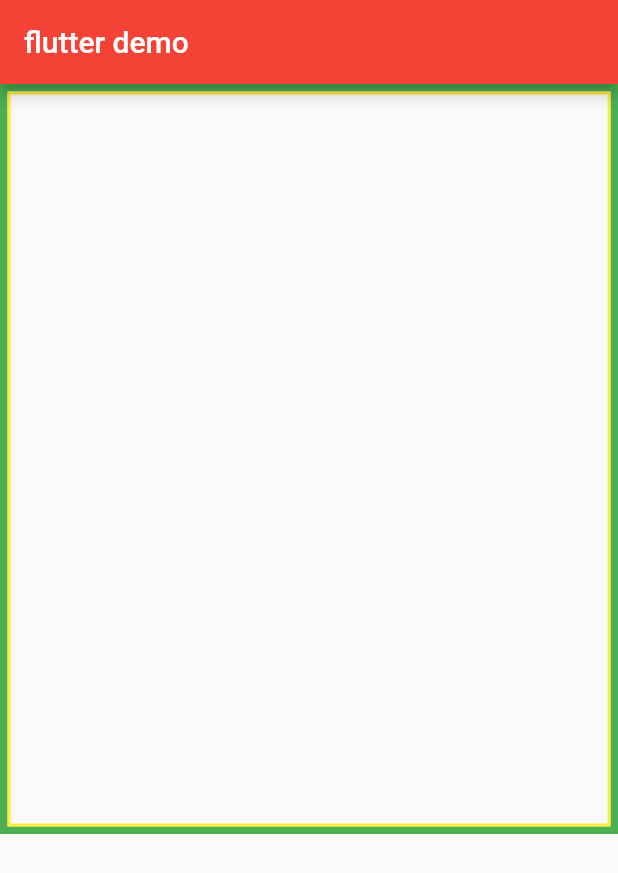
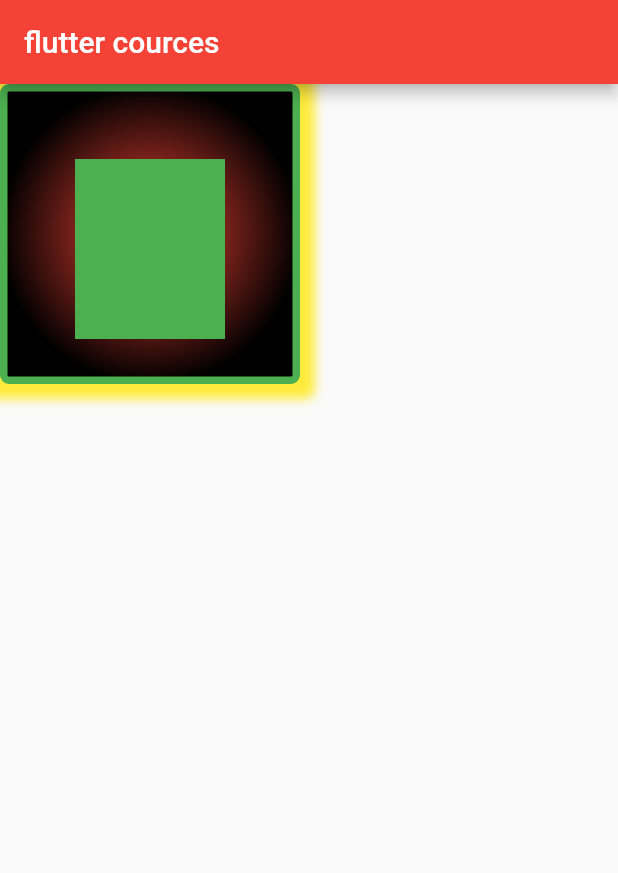
Before and after one commit to xuliwennew/flutter-on-cource, a Flutter app: the screen it shows after launch, on a phone screen of 412 x 824 dp. Shown: the top 873 px of the screen. Run offline on Flutter 3.47's test engine with Material 2 defaults, Android fonts, the phone set to English and light mode, and no system bars.

Commit message:
container

```diff
--- a/lib/main.dart
+++ b/lib/main.dart
@@ -1,41 +1,12 @@
 import 'package:flutter/material.dart';
+import 'pages/home.dart';
 
-//runApp flutter 运行组件 widget class
-// flutter 组件化开发模式
-// statelessWidget 无状态组件 复用组件
-// statefullWidget 有状态组件 数据处理
 void main() => runApp(MaterialApp(
       theme: ThemeData(primarySwatch: Colors.red),
       home: Scaffold(
-          appBar: AppBar(
-            title: Text("flutter demo"),
-          ),
-          body: MyApp()),
+        appBar: AppBar(
+          title: Text("flutter cources"),
+        ),
+        body: HomePage(),
+      ),
     ));
-
-//自定义一个组件 木偶组件
-class MyApp extends StatelessWidget {
-  @override
-  Widget build(BuildContext context) {
-    return Container(
-      width: 500.0,
-      height: 500.0,
-      decoration: BoxDecoration(
-        border: Border.all(
-           color: Colors.green,
-           width: 5
-        )
-      ),
-      child: Container(
-         width: 50.0,
-         height: 50.0,
-         decoration: BoxDecoration(
-          border: Border.all(
-            color: Colors.yellow,
-            width: 2
-          )
-        ),
-      ),
-    );
-  }
-}
--- /dev/null
+++ b/lib/pages/home.dart
@@ -0,0 +1,45 @@
+import "package:flutter/material.dart";
+
+
+class HomePage extends StatelessWidget {
+  @override
+  Widget build(BuildContext context) {
+    return Container(
+      width: 200, //dpR
+      height: 200,
+      // color: Colors.red,
+      //  margin: EdgeInsets.only(top:130,left:150) ,
+      // padding : EdgeInsets.all(10) ,
+      alignment: Alignment.center,
+      decoration: BoxDecoration(
+        border: Border.all(
+          color: Colors.green,
+          width: 5
+        ),
+        boxShadow:[
+          BoxShadow(
+            offset: Offset(0, 0),
+            blurRadius: 5,
+            spreadRadius: 10,
+            color: Colors.yellow
+          )
+        ],
+        borderRadius:BorderRadius.circular(6) ,
+        gradient: RadialGradient(
+          center: Alignment.center,
+          colors: [Colors.red,Colors.black]
+          )
+
+      ),
+      child: Container(
+        width: 100,
+        height:100,
+        color:Colors.green,
+        // transform: Matrix4.translationValues(60, 0, 0),
+        // transform: Matrix4.rotationZ(30),
+        // transform: Matrix4.skew(10, 10),
+        transform: Matrix4.diagonal3Values(1,1.2, 1),
+      ),
+    );
+  }
+}
```
